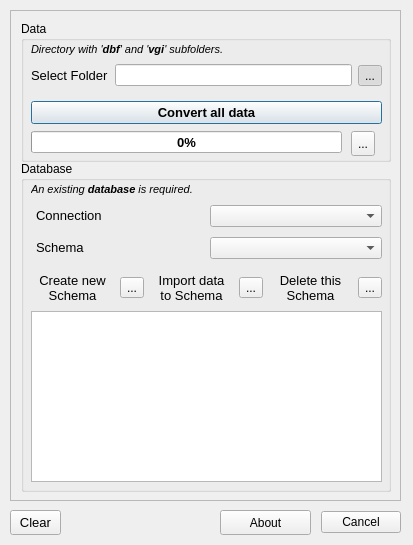
Before: the Qt Designer form skkn_tool/skkn_tool_dialog.ui in lfurtkevicova/kn-stuff, drawn with Qt 5.
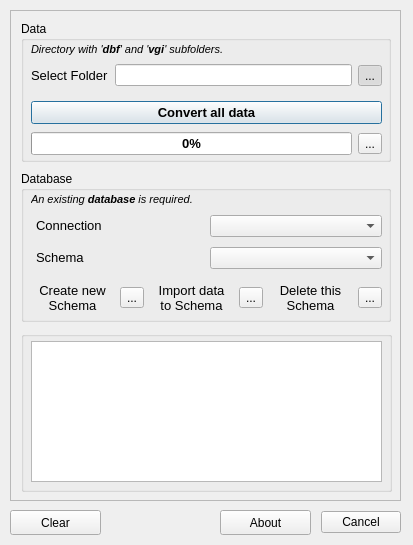
After: the same form once the commit is applied. Icons and pictures are not drawn.

Commit message: some improvements related to active and unactive parts in dialog

```diff
--- a/skkn_tool/skkn_tool_dialog.ui
+++ b/skkn_tool/skkn_tool_dialog.ui
@@ -53,9 +53,9 @@
      <property name="geometry">
       <rect>
        <x>10</x>
-       <y>150</y>
+       <y>160</y>
        <width>370</width>
-       <height>331</height>
+       <height>151</height>
       </rect>
      </property>
      <property name="layoutDirection">
@@ -254,16 +254,6 @@
        </item>
       </layout>
      </widget>
-     <widget class="QTextEdit" name="textEditData">
-      <property name="geometry">
-       <rect>
-        <x>10</x>
-        <y>150</y>
-        <width>351</width>
-        <height>171</height>
-       </rect>
-      </property>
-     </widget>
     </widget>
     <widget class="QGroupBox" name="data">
      <property name="geometry">
@@ -324,32 +314,6 @@
        </item>
       </layout>
      </widget>
-     <widget class="QProgressBar" name="progressBarData">
-      <property name="geometry">
-       <rect>
-        <x>10</x>
-        <y>110</y>
-        <width>311</width>
-        <height>22</height>
-       </rect>
-      </property>
-      <property name="sizeIncrement">
-       <size>
-        <width>0</width>
-        <height>0</height>
-       </size>
-      </property>
-      <property name="font">
-       <font>
-        <pointsize>10</pointsize>
-        <weight>75</weight>
-        <bold>true</bold>
-       </font>
-      </property>
-      <property name="value">
-       <number>0</number>
-      </property>
-     </widget>
      <widget class="QPushButton" name="buttonConvert">
       <property name="geometry">
        <rect>
@@ -384,21 +348,86 @@
        <string>&lt;html&gt;&lt;head/&gt;&lt;body&gt;&lt;p&gt;&lt;span style=&quot; font-size:8pt; font-style:italic;&quot;&gt;Directory with  '&lt;/span&gt;&lt;span style=&quot; font-size:8pt; font-weight:600; font-style:italic;&quot;&gt;dbf&lt;/span&gt;&lt;span style=&quot; font-size:8pt; font-style:italic;&quot;&gt;'  and  '&lt;/span&gt;&lt;span style=&quot; font-size:8pt; font-weight:600; font-style:italic;&quot;&gt;vgi&lt;/span&gt;&lt;span style=&quot; font-size:8pt; font-style:italic;&quot;&gt;'  subfolders.&lt;/span&gt;&lt;/p&gt;&lt;/body&gt;&lt;/html&gt;</string>
       </property>
      </widget>
-     <widget class="QToolButton" name="buttonKill">
+     <widget class="QWidget" name="horizontalLayoutWidget_2">
       <property name="geometry">
        <rect>
-        <x>330</x>
+        <x>10</x>
         <y>110</y>
-        <width>24</width>
-        <height>25</height>
+        <width>351</width>
+        <height>26</height>
        </rect>
       </property>
-      <property name="text">
-       <string>...</string>
+      <layout class="QHBoxLayout" name="horizontalLayout_2">
+       <item>
+        <widget class="QProgressBar" name="progressBarData">
+         <property name="sizeIncrement">
+          <size>
+           <width>0</width>
+           <height>0</height>
+          </size>
+         </property>
+         <property name="font">
+          <font>
+           <pointsize>10</pointsize>
+           <weight>75</weight>
+           <bold>true</bold>
+          </font>
+         </property>
+         <property name="value">
+          <number>0</number>
+         </property>
+        </widget>
+       </item>
+       <item>
+        <widget class="QToolButton" name="buttonKill">
+         <property name="text">
+          <string>...</string>
+         </property>
+         <property name="icon">
+          <iconset>
+           <normaloff>:/plugins/skkn_tool/icons/delete.png</normaloff>:/plugins/skkn_tool/icons/delete.png</iconset>
+         </property>
+        </widget>
+       </item>
+      </layout>
+     </widget>
+    </widget>
+    <widget class="QGroupBox" name="groupBoxText">
+     <property name="geometry">
+      <rect>
+       <x>10</x>
+       <y>320</y>
+       <width>371</width>
+       <height>161</height>
+      </rect>
+     </property>
+     <property name="contextMenuPolicy">
+      <enum>Qt::DefaultContextMenu</enum>
+     </property>
+     <property name="autoFillBackground">
+      <bool>true</bool>
+     </property>
+     <property name="title">
+      <string/>
+     </property>
+     <property name="flat">
+      <bool>false</bool>
+     </property>
+     <widget class="QTextEdit" name="textEditData">
+      <property name="geometry">
+       <rect>
+        <x>10</x>
+        <y>10</y>
+        <width>351</width>
+        <height>141</height>
+       </rect>
       </property>
-      <property name="icon">
-       <iconset>
-        <normaloff>:/plugins/skkn_tool/icons/delete.png</normaloff>:/plugins/skkn_tool/icons/delete.png</iconset>
+      <property name="font">
+       <font>
+        <pointsize>7</pointsize>
+        <weight>50</weight>
+        <bold>false</bold>
+       </font>
       </property>
      </widget>
     </widget>
@@ -458,13 +487,19 @@
     <rect>
      <x>10</x>
      <y>510</y>
-     <width>51</width>
+     <width>91</width>
      <height>25</height>
     </rect>
    </property>
+   <property name="sizePolicy">
+    <sizepolicy hsizetype="Minimum" vsizetype="Fixed">
+     <horstretch>0</horstretch>
+     <verstretch>0</verstretch>
+    </sizepolicy>
+   </property>
    <property name="font">
     <font>
-     <pointsize>10</pointsize>
+     <pointsize>9</pointsize>
      <weight>50</weight>
      <bold>false</bold>
     </font>
```
Left out of the diff: 10 changed lines with no effect on the pictures. The commit also changes 1 other file.
